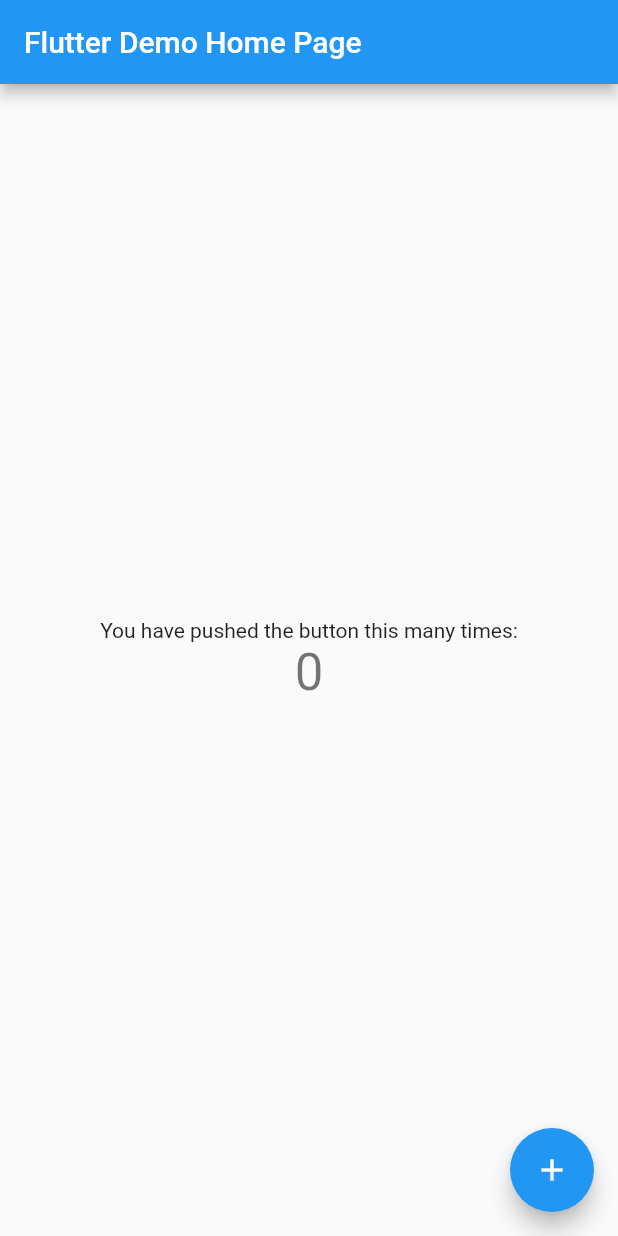
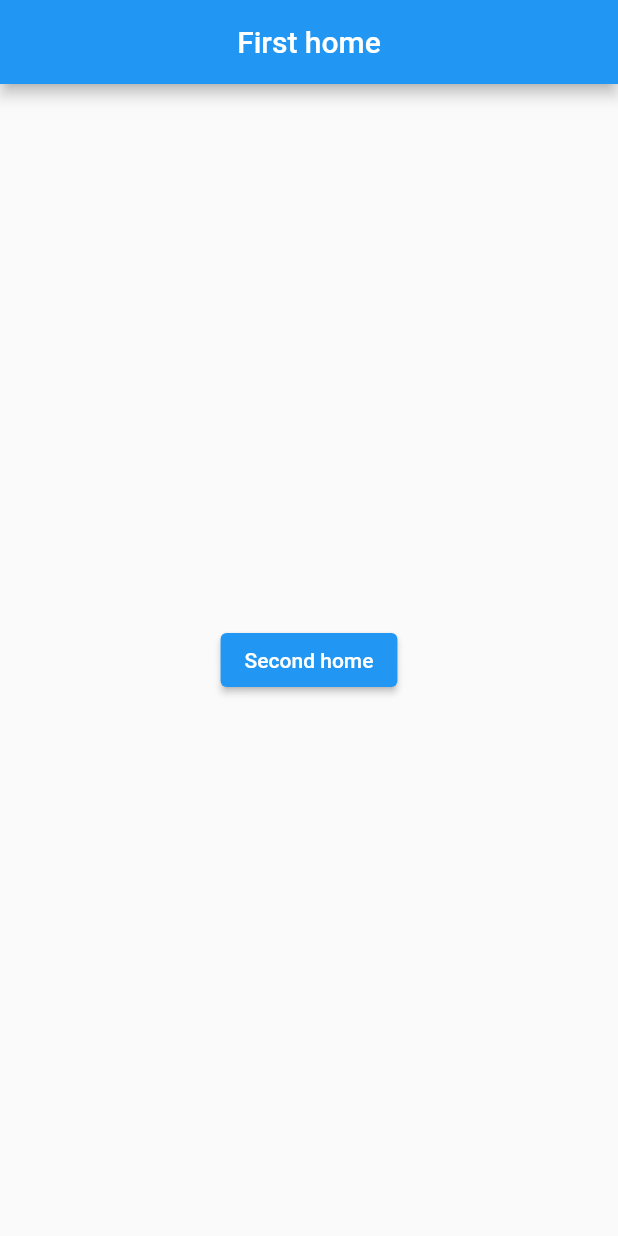
Before and after one commit to dimitriylavr/FlutterStorage, a Flutter app: the screen it shows after launch, on a phone screen of 412 x 824 dp. Run offline on Flutter 3.47's test engine with Material 2 defaults, Android fonts, the phone set to English and light mode, and no system bars.

Commit message:
Update main.dart

```diff
--- a/udemy3/navigator_example2/lib/main.dart
+++ b/udemy3/navigator_example2/lib/main.dart
@@ -1,115 +1,62 @@
 import 'package:flutter/material.dart';
 
 void main() {
-  runApp(const MyApp());
+  runApp(
+    MaterialApp(
+      home: FirstHome(),
+      routes: {
+        "/first": (context) => FirstHome(),
+        "/second": (context) => SecondHome()
+      },
+    ),
+  );
 }
 
-class MyApp extends StatelessWidget {
-  const MyApp({Key? key}) : super(key: key);
-
-  // This widget is the root of your application.
+class FirstHome extends StatelessWidget {
   @override
   Widget build(BuildContext context) {
-    return MaterialApp(
-      title: 'Flutter Demo',
-      theme: ThemeData(
-        // This is the theme of your application.
-        //
-        // Try running your application with "flutter run". You'll see the
-        // application has a blue toolbar. Then, without quitting the app, try
-        // changing the primarySwatch below to Colors.green and then invoke
-        // "hot reload" (press "r" in the console where you ran "flutter run",
-        // or simply save your changes to "hot reload" in a Flutter IDE).
-        // Notice that the counter didn't reset back to zero; the application
-        // is not restarted.
-        primarySwatch: Colors.blue,
+    return Scaffold(
+      appBar: AppBar(
+        title: const Text("First home"),
+        centerTitle: true,
       ),
-      home: const MyHomePage(title: 'Flutter Demo Home Page'),
+      body: Center(
+        child: ElevatedButton(
+          onPressed: () {
+            User user = User(name: "Dmitrii", age: 28);
+            Navigator.pushNamed(context, "/second", arguments: user);
+          },
+          child: Text("Second home"),
+        ),
+      ),
     );
   }
 }
 
-class MyHomePage extends StatefulWidget {
-  const MyHomePage({Key? key, required this.title}) : super(key: key);
-
-  // This widget is the home page of your application. It is stateful, meaning
-  // that it has a State object (defined below) that contains fields that affect
-  // how it looks.
-
-  // This class is the configuration for the state. It holds the values (in this
-  // case the title) provided by the parent (in this case the App widget) and
-  // used by the build method of the State. Fields in a Widget subclass are
-  // always marked "final".
-
-  final String title;
-
-  @override
-  State<MyHomePage> createState() => _MyHomePageState();
-}
-
-class _MyHomePageState extends State<MyHomePage> {
-  int _counter = 0;
-
-  void _incrementCounter() {
-    setState(() {
-      // This call to setState tells the Flutter framework that something has
-      // changed in this State, which causes it to rerun the build method below
-      // so that the display can reflect the updated values. If we changed
-      // _counter without calling setState(), then the build method would not be
-      // called again, and so nothing would appear to happen.
-      _counter++;
-    });
-  }
-
+class SecondHome extends StatelessWidget {
   @override
   Widget build(BuildContext context) {
-    // This method is rerun every time setState is called, for instance as done
-    // by the _incrementCounter method above.
-    //
-    // The Flutter framework has been optimized to make rerunning build methods
-    // fast, so that you can just rebuild anything that needs updating rather
-    // than having to individually change instances of widgets.
+    final settings = ModalRoute.of(context)!.settings.arguments as User;
     return Scaffold(
       appBar: AppBar(
-        // Here we take the value from the MyHomePage object that was created by
-        // the App.build method, and use it to set our appbar title.
-        title: Text(widget.title),
+        title: Text("${settings.name} - ${settings.age.toString()}"),
+        centerTitle: true,
       ),
       body: Center(
-        // Center is a layout widget. It takes a single child and positions it
-        // in the middle of the parent.
-        child: Column(
-          // Column is also a layout widget. It takes a list of children and
-          // arranges them vertically. By default, it sizes itself to fit its
-          // children horizontally, and tries to be as tall as its parent.
-          //
-          // Invoke "debug painting" (press "p" in the console, choose the
-          // "Toggle Debug Paint" action from the Flutter Inspector in Android
-          // Studio, or the "Toggle Debug Paint" command in Visual Studio Code)
-          // to see the wireframe for each widget.
-          //
-          // Column has various properties to control how it sizes itself and
-          // how it positions its children. Here we use mainAxisAlignment to
-          // center the children vertically; the main axis here is the vertical
-          // axis because Columns are vertical (the cross axis would be
-          // horizontal).
-          mainAxisAlignment: MainAxisAlignment.center,
-          children: <Widget>[
-            const Text(
-              'You have pushed the button this many times:',
-            ),
-            Text(
-              '$_counter',
-              style: Theme.of(context).textTheme.headline4,
-            ),
-          ],
+        child: ElevatedButton(
+          onPressed: () {
+            Navigator.pop(context);
+          },
+          child: Text("First home"),
         ),
       ),
-      floatingActionButton: FloatingActionButton(
-        onPressed: _incrementCounter,
-        tooltip: 'Increment',
-        child: const Icon(Icons.add),
-      ), // This trailing comma makes auto-formatting nicer for build methods.
     );
   }
 }
+
+class User {
+  String name;
+  int age;
+
+  User({this.name = '', this.age = 18});
+}
```
